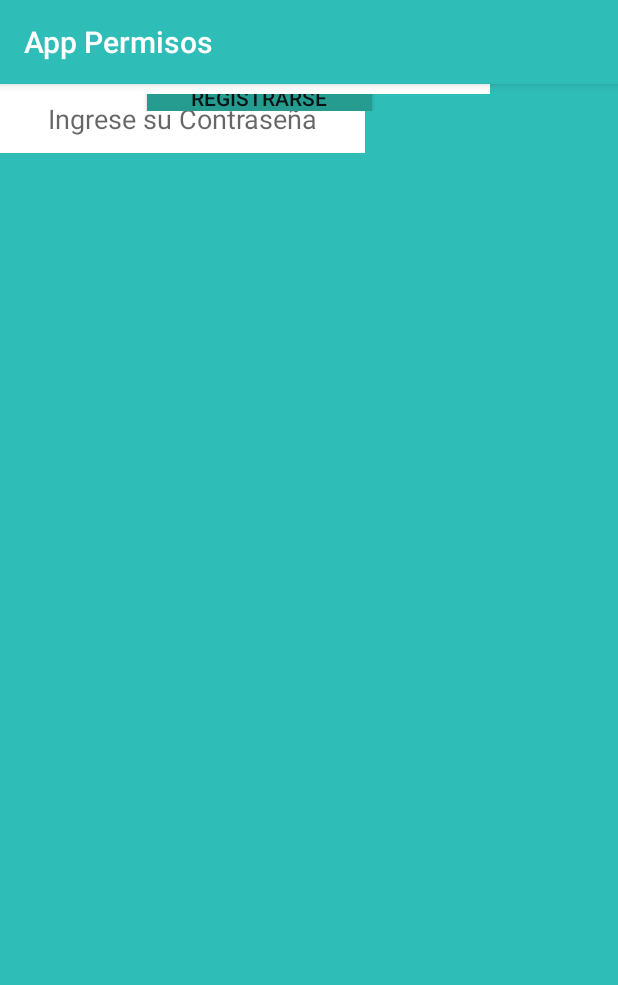
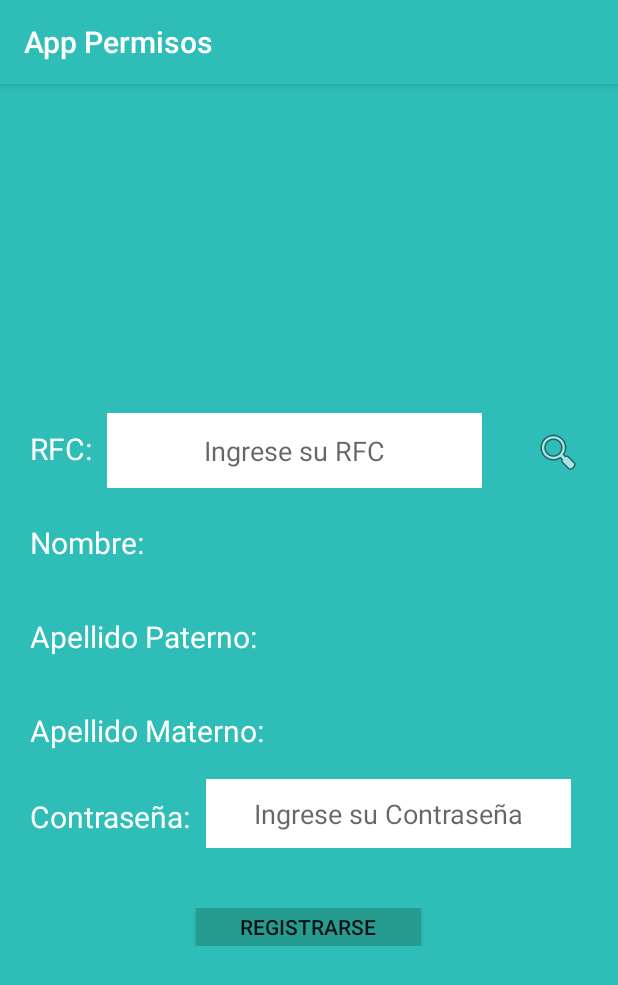
Before and after one commit to HectorMedina124/AppPermisos2, an Android app: the Registro_Activity screen opened directly, with no data from a screen before it, on a phone screen of 412 x 824 dp. Shown: the top 985 px of the screen. Run offline under Robolectric (Android 15) with nearby library versions, the phone set to English and light mode, and no system bars; our stand-ins replace Volley; network calls fail; 2 statements that could not run were skipped.

Commit message:
Arreglo diseño de Interfaz (Registro)

```diff
--- a/app/src/main/java/com/example/apppermisos/Registro_Activity.java
+++ b/app/src/main/java/com/example/apppermisos/Registro_Activity.java
@@ -45,13 +45,13 @@ public class Registro_Activity extends AppCompatActivity {
     protected void onCreate(Bundle savedInstanceState) {
         super.onCreate(savedInstanceState);
         setContentView(R.layout.activity_registro_);
-        rfc=findViewById(R.id.textCurp);
+        rfc=findViewById(R.id.textRfc);
         nom=findViewById(R.id.textNombre);
         ap=findViewById(R.id.textPaterno);
         am=findViewById(R.id.textMaterno);
         pass=findViewById(R.id.txtContraseña);
         btnRegistrar=findViewById(R.id.btn_registrarse);
-        btnBuscar=findViewById(R.id.imageButton);
+        btnBuscar=findViewById(R.id.btnBuscar);
         btnBuscar.setOnClickListener(new View.OnClickListener() {
             @Override
             public void onClick(View view) {
--- a/app/src/main/res/layout/activity_registro_.xml
+++ b/app/src/main/res/layout/activity_registro_.xml
@@ -7,117 +7,12 @@
     android:background="@color/colorPrimary"
     tools:context=".Registro_Activity">
 
-    <TextView
-        android:id="@+id/textView5"
-        style="@style/titulos"
-        android:text="@string/rfc"
-        app:layout_constraintBottom_toTopOf="@+id/textNombre"
-        app:layout_constraintEnd_toStartOf="@+id/textRfc"
-        app:layout_constraintHorizontal_bias="0.5"
-        app:layout_constraintStart_toStartOf="parent"
-        app:layout_constraintTop_toBottomOf="@+id/frameLayout10" />
-
-    <ImageButton
-        android:id="@+id/btnBuscar"
-        android:layout_width="50dp"
-        android:layout_height="50dp"
-        android:background="@android:color/transparent"
-        android:contentDescription="@string/buscador_curp"
-        app:layout_constraintBottom_toTopOf="@+id/tv_nombre"
-        app:layout_constraintEnd_toEndOf="parent"
-        app:layout_constraintHorizontal_bias="0.5"
-        app:layout_constraintStart_toEndOf="@+id/textRfc"
-        app:layout_constraintTop_toBottomOf="@+id/frameLayout10"
-        app:srcCompat="@android:drawable/ic_menu_search"
-        tools:ignore="MissingConstraints" />
-
-    <TextView
-        android:id="@+id/textNombre"
-        style="@style/titulos"
-        android:text="@string/nombre"
-        app:layout_constraintBottom_toTopOf="@+id/textPaterno"
-        app:layout_constraintEnd_toStartOf="@+id/tv_nombre"
-        app:layout_constraintHorizontal_bias="0.152"
-        app:layout_constraintStart_toStartOf="parent"
-        app:layout_constraintTop_toBottomOf="@+id/textRfc"
-        app:layout_constraintVertical_bias="0.508" />
-
-    <TextView
-        android:id="@+id/textPaterno"
-        style="@style/titulos"
-        android:layout_marginStart="16dp"
-        android:text="@string/apellido_paterno"
-        app:layout_constraintStart_toStartOf="parent"
-        tools:layout_editor_absoluteY="392dp" />
-
-    <TextView
-        android:id="@+id/textMaterno"
-        style="@style/titulos"
-        android:layout_marginStart="16dp"
-        android:text="@string/apellido_materno"
-        app:layout_constraintStart_toStartOf="parent"
-        tools:layout_editor_absoluteY="442dp" />
-
-    <TextView
-        android:id="@+id/tv_nombre"
-        style="@style/texto"
-        android:layout_width="200dp"
-        tools:layout_editor_absoluteX="191dp"
-        tools:layout_editor_absoluteY="340dp" />
-
-    <TextView
-        android:id="@+id/tv_ap"
-        style="@style/texto"
-        android:layout_width="200dp"
-        android:layout_marginEnd="16dp"
-        app:layout_constraintEnd_toEndOf="parent"
-        tools:layout_editor_absoluteY="392dp" />
-
-    <TextView
-        android:id="@+id/tv_am"
-        style="@style/texto"
-        android:layout_width="200dp"
-        android:layout_marginEnd="16dp"
-        app:layout_constraintEnd_toEndOf="parent"
-        tools:layout_editor_absoluteY="442dp" />
-
-    <TextView
-        android:id="@+id/textView7"
-        style="@style/titulos"
-        android:text="@string/contrase_a"
-        tools:layout_editor_absoluteX="26dp"
-        tools:layout_editor_absoluteY="517dp" />
-
-    <EditText
-        android:id="@+id/txtContraseña"
-        style="@style/cajasTexto"
-        android:layout_width="243dp"
-        android:layout_height="46dp"
-        android:autofillHints=""
-        android:hint="@string/ingrese_su_contrase_a"
-        tools:layout_editor_absoluteX="146dp"
-        tools:layout_editor_absoluteY="486dp" />
-
-    <FrameLayout
-        android:id="@+id/frameLayout12"
-        android:layout_width="346dp"
-        android:layout_height="18dp"
-        tools:layout_editor_absoluteX="43dp"
-        tools:layout_editor_absoluteY="601dp">
-
-        <Button
-            android:id="@+id/btn_registrarse"
-            style="@style/style_boton_confirmar"
-            android:layout_height="21dp"
-            android:layout_gravity="center"
-            android:text="@string/registrarse" />
-    </FrameLayout>
 
     <FrameLayout
         android:id="@+id/frameLayout10"
-        android:layout_width="396dp"
-        android:layout_height="222dp"
-        app:layout_constraintBottom_toTopOf="@+id/btnBuscar"
+        android:layout_width="match_parent"
+        android:layout_height="wrap_content"
+        android:layout_marginTop="30dp"
         app:layout_constraintEnd_toEndOf="parent"
         app:layout_constraintHorizontal_bias="0.5"
         app:layout_constraintStart_toStartOf="parent"
@@ -127,20 +22,158 @@
             android:id="@+id/imageView6"
             android:layout_width="391dp"
             android:layout_height="169dp"
-            android:contentDescription="TODO"
+            android:contentDescription="@string/imagen_usuario"
             tools:srcCompat="@tools:sample/avatars" />
     </FrameLayout>
+
+
+
+    <TextView
+        android:id="@+id/textView5"
+        style="@style/titulos"
+        android:layout_marginStart="20dp"
+        android:layout_marginTop="30dp"
+        android:text="@string/rfc"
+        app:layout_constraintStart_toStartOf="parent"
+        app:layout_constraintTop_toBottomOf="@+id/frameLayout10" />
+
 
     <EditText
         android:id="@+id/textRfc"
         style="@style/cajasTexto"
+        android:layout_marginStart="10dp"
+        android:layout_marginTop="20dp"
         android:hint="@string/ingrese_su_rfc"
-        android:importantForAutofill="no"
-        app:layout_constraintBottom_toTopOf="@+id/tv_nombre"
-        app:layout_constraintEnd_toStartOf="@+id/btnBuscar"
-        app:layout_constraintHorizontal_bias="0.5"
         app:layout_constraintStart_toEndOf="@+id/textView5"
-        app:layout_constraintTop_toBottomOf="@+id/frameLayout10" />
+        app:layout_constraintTop_toBottomOf="@+id/frameLayout10"
+        tools:ignore="TextFields"
+        android:importantForAutofill="no" tools:targetApi="o" />
+
+
+    <ImageButton
+        android:id="@+id/btnBuscar"
+        android:layout_width="48dp"
+        android:layout_height="43dp"
+        android:layout_marginStart="10dp"
+        android:layout_marginTop="24dp"
+        android:background="@android:color/transparent"
+        android:contentDescription="@string/buscador_curp"
+        app:layout_constraintEnd_toEndOf="parent"
+        app:layout_constraintStart_toEndOf="@+id/textRfc"
+        app:layout_constraintTop_toBottomOf="@+id/frameLayout10"
+        app:srcCompat="@android:drawable/ic_menu_search"
+        tools:ignore="MissingConstraints" />
+
+    <TextView
+        android:id="@+id/textNombre"
+        style="@style/titulos"
+        android:layout_marginStart="20dp"
+        android:layout_marginTop="35dp"
+        android:text="@string/nombre"
+        app:layout_constraintStart_toStartOf="parent"
+        app:layout_constraintTop_toBottomOf="@+id/textView5" />
+
+    <TextView
+        android:id="@+id/tv_nombre"
+        style="@style/texto"
+        android:layout_width="200dp"
+        android:layout_marginStart="20dp"
+        android:layout_marginTop="20dp"
+        app:layout_constraintStart_toEndOf="@+id/textNombre"
+        app:layout_constraintTop_toBottomOf="@+id/textRfc" />
+
+    <TextView
+        android:id="@+id/textPaterno"
+        style="@style/titulos"
+        android:layout_marginStart="20dp"
+        android:layout_marginTop="35dp"
+        android:text="@string/apellido_paterno"
+        app:layout_constraintStart_toStartOf="parent"
+        app:layout_constraintTop_toBottomOf="@+id/textNombre"
+        tools:ignore="MissingConstraints" />
+
+    <TextView
+        android:id="@+id/tv_ap"
+        style="@style/texto"
+        android:layout_width="200dp"
+        android:layout_marginStart="10dp"
+        android:layout_marginTop="40dp"
+        app:layout_constraintStart_toEndOf="@+id/textPaterno"
+        app:layout_constraintTop_toBottomOf="@+id/tv_nombre" />
+
+
+    <TextView
+        android:id="@+id/textMaterno"
+        style="@style/titulos"
+        android:layout_marginStart="20dp"
+        android:layout_marginTop="35dp"
+        android:text="@string/apellido_materno"
+        app:layout_constraintStart_toStartOf="parent"
+        app:layout_constraintTop_toBottomOf="@+id/textPaterno" />
+
+    <TextView
+        android:id="@+id/tv_am"
+        style="@style/texto"
+        android:layout_width="200dp"
+        android:layout_marginStart="10dp"
+        android:layout_marginTop="40dp"
+        app:layout_constraintStart_toEndOf="@+id/textMaterno"
+        app:layout_constraintTop_toBottomOf="@+id/tv_ap" />
+
+
+    <TextView
+        android:id="@+id/textView7"
+        style="@style/titulos"
+        android:layout_marginStart="20dp"
+        android:layout_marginTop="30dp"
+        android:text="@string/contrase_a"
+        app:layout_constraintStart_toStartOf="parent"
+        app:layout_constraintTop_toBottomOf="@+id/textMaterno" />
+
+
+    <EditText
+        android:id="@+id/txtContraseña"
+        style="@style/cajasTexto"
+        android:layout_width="243dp"
+        android:layout_height="46dp"
+        android:layout_marginStart="10dp"
+        android:layout_marginTop="20dp"
+        android:hint="@string/ingrese_su_contrase_a"
+        app:layout_constraintStart_toEndOf="@+id/textView7"
+        app:layout_constraintTop_toBottomOf="@+id/tv_am"
+        android:inputType=""
+        android:importantForAutofill="no" tools:targetApi="o" />
+
+    <FrameLayout
+        android:id="@+id/frameLayout12"
+        android:layout_width="match_parent"
+        android:layout_height="wrap_content"
+        android:layout_marginTop="40dp"
+        android:paddingBottom="30dp"
+        app:layout_constraintEnd_toEndOf="parent"
+        app:layout_constraintStart_toStartOf="parent"
+        app:layout_constraintTop_toBottomOf="@+id/txtContraseña">
+
+        <Button
+            android:id="@+id/btn_registrarse"
+            style="@style/style_boton_confirmar"
+            android:layout_gravity="center"
+            android:foregroundGravity="center"
+            android:text="@string/registrarse" />
+    </FrameLayout>
+
+
+
+
+
+
+
+
+
+
+
+
+
 
 
 </androidx.constraintlayout.widget.ConstraintLayout>
```
